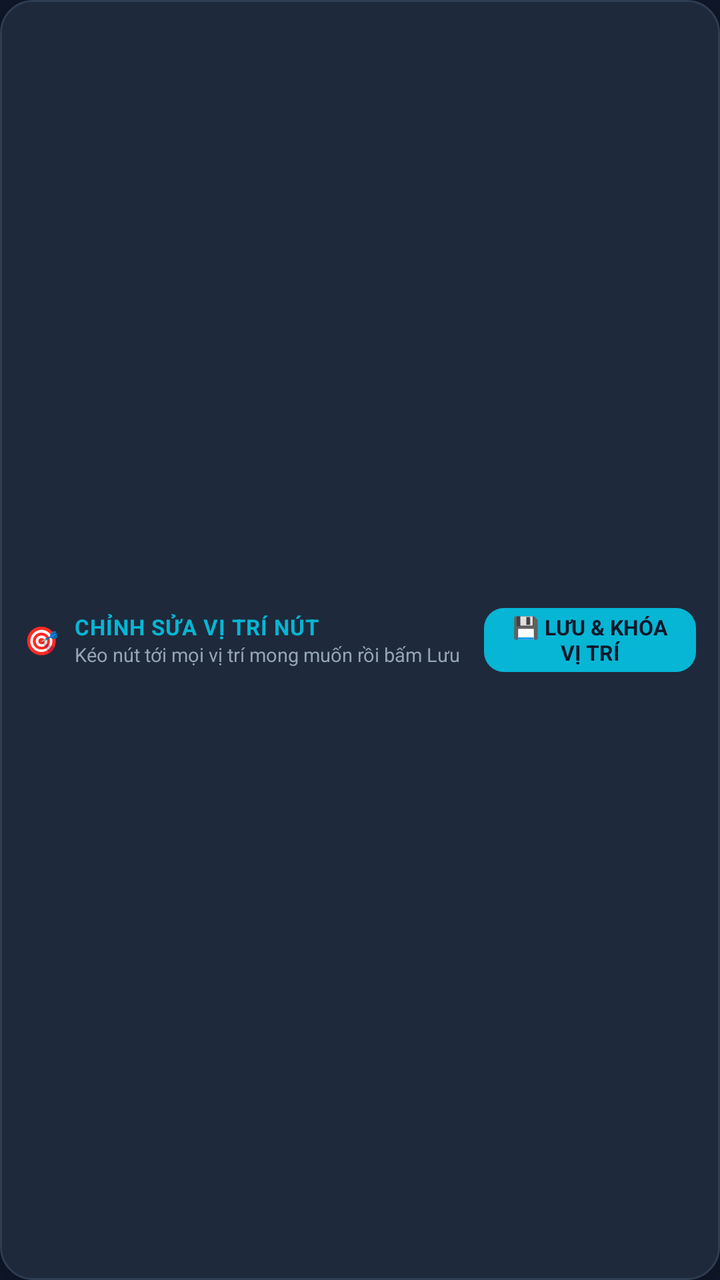
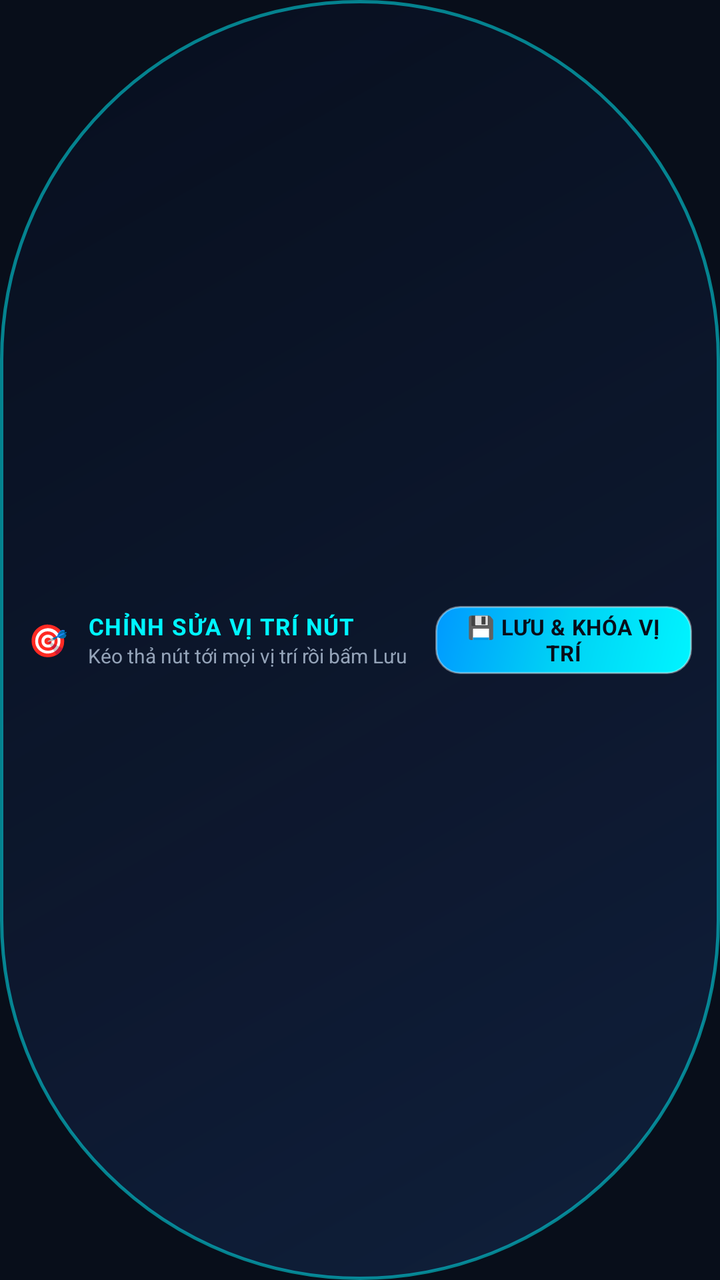

An Android layout rendered at two revisions. The XML below is the earlier revision; the diff shows what the commit changed to produce the second picture.
<!-- AndroidManifest.xml: application theme Theme.MacroGaming -->
<!-- res/layout/view_position_edit_pill.xml -->
<?xml version="1.0" encoding="utf-8"?>
<LinearLayout xmlns:android="http://schemas.android.com/apk/res/android"
    android:layout_width="wrap_content"
    android:layout_height="wrap_content"
    android:background="@drawable/bg_dialog_card"
    android:gravity="center_vertical"
    android:orientation="horizontal"
    android:paddingStart="12dp"
    android:paddingTop="6dp"
    android:paddingEnd="12dp"
    android:paddingBottom="6dp"
    android:elevation="18dp">

    <TextView
        android:layout_width="wrap_content"
        android:layout_height="wrap_content"
        android:text="🎯"
        android:textSize="14sp" />

    <LinearLayout
        android:layout_width="wrap_content"
        android:layout_height="wrap_content"
        android:layout_marginStart="8dp"
        android:layout_marginEnd="12dp"
        android:orientation="vertical">

        <TextView
            android:layout_width="wrap_content"
            android:layout_height="wrap_content"
            android:text="CHỈNH SỬA VỊ TRÍ NÚT"
            android:textColor="@color/cyan_neon"
            android:textSize="11sp"
            android:textStyle="bold"
            android:letterSpacing="0.03" />

        <TextView
            android:layout_width="wrap_content"
            android:layout_height="wrap_content"
            android:text="Kéo nút tới mọi vị trí mong muốn rồi bấm Lưu"
            android:textColor="@color/text_secondary"
            android:textSize="9.5sp" />
    </LinearLayout>

    <TextView
        android:id="@+id/btnSaveAndLockPositions"
        android:layout_width="wrap_content"
        android:layout_height="32dp"
        android:background="@drawable/bg_turbo_btn_primary"
        android:gravity="center"
        android:paddingStart="12dp"
        android:paddingEnd="12dp"
        android:text="💾 LƯU &amp; KHÓA VỊ TRÍ"
        android:textColor="@color/bg_dark"
        android:textSize="10.5sp"
        android:textStyle="bold" />

</LinearLayout>
<!-- resources referenced by this layout -->
<resources>
  <color name="bg_dark">#0F172A</color>
  <color name="cyan_neon">#06B6D4</color>
  <color name="text_secondary">#94A3B8</color>
  <!-- drawable bg_dialog_card (drawable) -->
  <?xml version="1.0" encoding="utf-8"?>
  <shape xmlns:android="http://schemas.android.com/apk/res/android"
      android:shape="rectangle">
      <corners android:radius="16dp" />
      <solid android:color="@color/bg_dialog" />
      <stroke
          android:width="1dp"
          android:color="@color/stroke_border" />
      <padding
          android:bottom="16dp"
          android:left="16dp"
          android:right="16dp"
          android:top="16dp" />
  </shape>
  <!-- drawable bg_turbo_btn_primary (drawable) -->
  <?xml version="1.0" encoding="utf-8"?>
  <shape xmlns:android="http://schemas.android.com/apk/res/android"
      android:shape="rectangle">
      <corners android:radius="10dp" />
      <solid android:color="@color/cyan_neon" />
  </shape>
  <style name="Theme.MacroGaming" parent="Theme.Material3.Dark.NoActionBar">
          <item name="colorPrimary">@color/cyan_neon</item>
          <item name="colorOnPrimary">@color/bg_dark</item>
          <item name="colorSecondary">@color/purple_accent</item>
          <item name="android:windowBackground">@color/bg_dark</item>
          <item name="android:statusBarColor">@color/bg_dark</item>
          <item name="android:navigationBarColor">@color/bg_dark</item>
      </style>
  <color name="bg_dialog">#1E293B</color>
  <color name="stroke_border">#2E3D52</color>
  <color name="purple_accent">#8B5CF6</color>
</resources>

<!-- the commit's change to res/layout/view_position_edit_pill.xml (unified diff, before → after) -->
@@ -2,26 +2,26 @@
 <LinearLayout xmlns:android="http://schemas.android.com/apk/res/android"
     android:layout_width="wrap_content"
     android:layout_height="wrap_content"
-    android:background="@drawable/bg_dialog_card"
+    android:background="@drawable/bg_floating_pill"
     android:gravity="center_vertical"
     android:orientation="horizontal"
-    android:paddingStart="12dp"
-    android:paddingTop="6dp"
-    android:paddingEnd="12dp"
-    android:paddingBottom="6dp"
-    android:elevation="18dp">
+    android:paddingStart="14dp"
+    android:paddingTop="8dp"
+    android:paddingEnd="14dp"
+    android:paddingBottom="8dp"
+    android:elevation="20dp">
 
     <TextView
         android:layout_width="wrap_content"
         android:layout_height="wrap_content"
         android:text="🎯"
-        android:textSize="14sp" />
+        android:textSize="16sp" />
 
     <LinearLayout
         android:layout_width="wrap_content"
         android:layout_height="wrap_content"
-        android:layout_marginStart="8dp"
-        android:layout_marginEnd="12dp"
+        android:layout_marginStart="10dp"
+        android:layout_marginEnd="14dp"
         android:orientation="vertical">
 
         <TextView
@@ -29,29 +29,30 @@
             android:layout_height="wrap_content"
             android:text="CHỈNH SỬA VỊ TRÍ NÚT"
             android:textColor="@color/cyan_neon"
-            android:textSize="11sp"
+            android:textSize="11.5sp"
             android:textStyle="bold"
-            android:letterSpacing="0.03" />
+            android:letterSpacing="0.04" />
 
         <TextView
             android:layout_width="wrap_content"
             android:layout_height="wrap_content"
-            android:text="Kéo nút tới mọi vị trí mong muốn rồi bấm Lưu"
+            android:text="Kéo thả nút tới mọi vị trí rồi bấm Lưu"
             android:textColor="@color/text_secondary"
-            android:textSize="9.5sp" />
+            android:textSize="10sp" />
     </LinearLayout>
 
     <TextView
         android:id="@+id/btnSaveAndLockPositions"
         android:layout_width="wrap_content"
-        android:layout_height="32dp"
+        android:layout_height="34dp"
         android:background="@drawable/bg_turbo_btn_primary"
         android:gravity="center"
-        android:paddingStart="12dp"
-        android:paddingEnd="12dp"
+        android:paddingStart="14dp"
+        android:paddingEnd="14dp"
         android:text="💾 LƯU &amp; KHÓA VỊ TRÍ"
         android:textColor="@color/bg_dark"
-        android:textSize="10.5sp"
-        android:textStyle="bold" />
+        android:textSize="11sp"
+        android:textStyle="bold"
+        android:letterSpacing="0.02" />
 
 </LinearLayout>
<!-- resource entries referenced after the edit -->
@@ -1,29 +1,45 @@
 <!-- resources referenced by this layout -->
 <resources>
-  <color name="bg_dark">#0F172A</color>
-  <color name="cyan_neon">#06B6D4</color>
+  <color name="bg_dark">#080E1A</color>
+  <color name="cyan_neon">#00F5FF</color>
   <color name="text_secondary">#94A3B8</color>
-  <!-- drawable bg_dialog_card (drawable) -->
+  <!-- drawable bg_floating_pill (drawable) -->
   <?xml version="1.0" encoding="utf-8"?>
-  <shape xmlns:android="http://schemas.android.com/apk/res/android"
-      android:shape="rectangle">
-      <corners android:radius="16dp" />
-      <solid android:color="@color/bg_dialog" />
-      <stroke
-          android:width="1dp"
-          android:color="@color/stroke_border" />
-      <padding
-          android:bottom="16dp"
-          android:left="16dp"
-          android:right="16dp"
-          android:top="16dp" />
-  </shape>
+  <layer-list xmlns:android="http://schemas.android.com/apk/res/android">
+      <item>
+          <shape android:shape="rectangle">
+              <corners android:radius="999dp" />
+              <gradient
+                  android:angle="135"
+                  android:startColor="#E610213E"
+                  android:centerColor="#D90C172E"
+                  android:endColor="#C8070F1F"
+                  android:type="linear" />
+              <stroke
+                  android:width="1.5dp"
+                  android:color="@color/glass_rim_cyan" />
+              <padding
+                  android:bottom="6dp"
+                  android:left="12dp"
+                  android:right="12dp"
+                  android:top="6dp" />
+          </shape>
+      </item>
+  </layer-list>
   <!-- drawable bg_turbo_btn_primary (drawable) -->
   <?xml version="1.0" encoding="utf-8"?>
   <shape xmlns:android="http://schemas.android.com/apk/res/android"
       android:shape="rectangle">
-      <corners android:radius="10dp" />
-      <solid android:color="@color/cyan_neon" />
+      <corners android:radius="12dp" />
+      <gradient
+          android:angle="135"
+          android:startColor="#00F5FF"
+          android:centerColor="#00D2F5"
+          android:endColor="#0099FF"
+          android:type="linear" />
+      <stroke
+          android:width="1dp"
+          android:color="#66FFFFFF" />
   </shape>
   <style name="Theme.MacroGaming" parent="Theme.Material3.Dark.NoActionBar">
           <item name="colorPrimary">@color/cyan_neon</item>
@@ -32,9 +48,10 @@
           <item name="android:windowBackground">@color/bg_dark</item>
           <item name="android:statusBarColor">@color/bg_dark</item>
           <item name="android:navigationBarColor">@color/bg_dark</item>
+          <item name="android:windowLightStatusBar">false</item>
+          <item name="android:windowLightNavigationBar">false</item>
       </style>
-  <color name="bg_dialog">#1E293B</color>
-  <color name="stroke_border">#2E3D52</color>
-  <color name="purple_accent">#8B5CF6</color>
+  <color name="glass_rim_cyan">#8000F5FF</color>
+  <color name="purple_accent">#A855F7</color>
 </resources>
 
